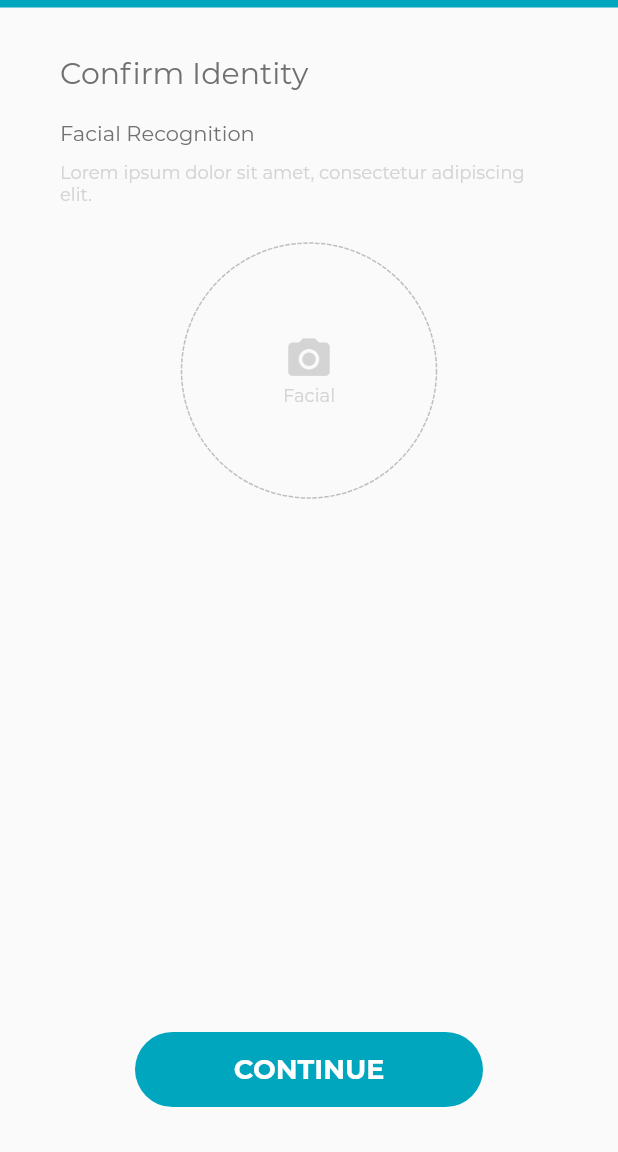
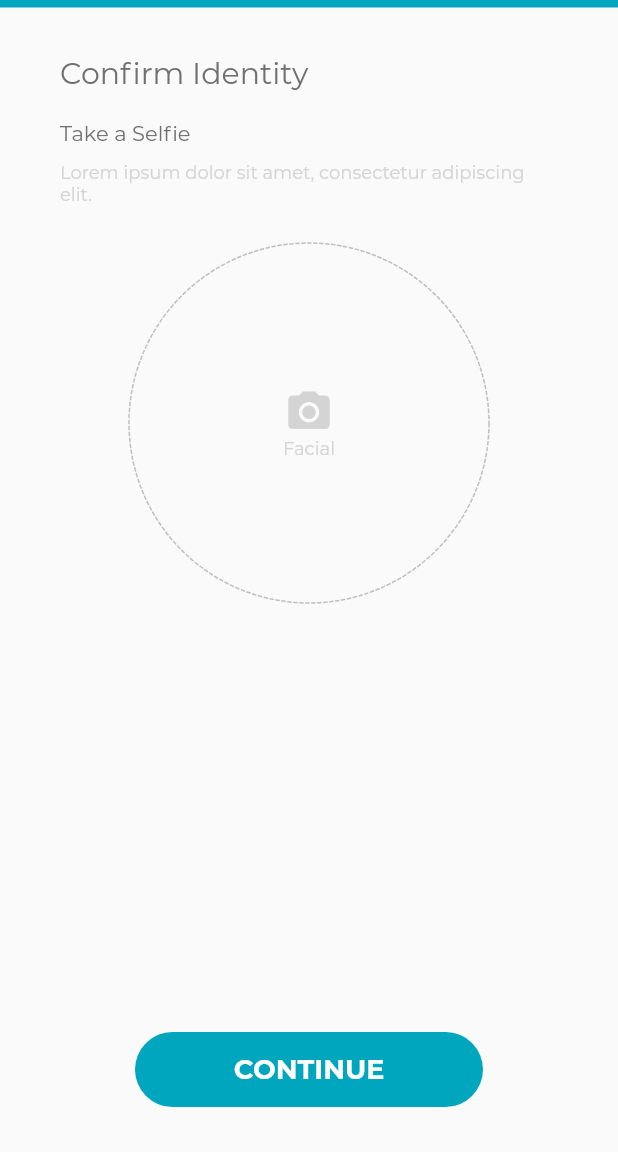
Before and after one commit to a87835546/resiklos, a Flutter app: the KycThirdPage screen opened directly, on a phone screen of 412 x 824 dp, the part 84-1236 px from its top. Run offline on Flutter 3.47's test engine with Material 2 defaults, Android fonts, the phone set to English and light mode, and no system bars; drawn by our look-alikes of dotted_border; our stand-ins replace badges, country_picker, dio, flutter_datetime_picker, flutter_easyloading, flutter_svg and 10 more; missing offline and left inert: adobe_xd, amazon_s3_cognito, flutter_login_facebook, qr_code_scanner; accounts and stored records are empty; network calls fail; project files that could hold a hidden picture were left out.

Commit message:
update:KYC

```diff
--- a/lib/home/home_verify_state_icon.dart
+++ b/lib/home/home_verify_state_icon.dart
@@ -2,6 +2,7 @@ import 'dart:developer';
 
 import 'package:flutter/cupertino.dart';
 import 'package:flutter_svg/svg.dart';
+import 'package:resiklos/utils/app_singleton.dart';
 
 class HomeVerifyStateIcon extends StatelessWidget {
   final int type; // 1 incomplete 3 complete 2 pending
@@ -9,6 +10,7 @@ class HomeVerifyStateIcon extends StatelessWidget {
 
   @override
   Widget build(BuildContext context) {
+    log("state ---->>>> $type   ----->>>${AppSingleton.userInfoModel?.verifiedEmail == true}");
     String name = type == 1
         ? _svg_incomplete
         : (type == 2 ? _svg_pending : _svg_complete);
--- a/lib/home/home_verify_widget.dart
+++ b/lib/home/home_verify_widget.dart
@@ -223,7 +223,9 @@ Widget _widget(BuildContext context) {
         ),
         onTap: () {
           log("verify email");
-          NavigatorUtil.push(context, HomeVerifyEmail());
+          if (AppSingleton.userInfoModel?.verifiedEmail == false) {
+            NavigatorUtil.push(context, const HomeVerifyEmail());
+          }
         },
       ),
       GestureDetector(
--- a/lib/home/kyc/kyc_finished_page.dart
+++ b/lib/home/kyc/kyc_finished_page.dart
@@ -106,7 +106,7 @@ class _KYCFinishedPageState extends State<KYCFinishedPage> {
                             width: 232,
                             height: 50,
                             child: const Text(
-                              "CONTINUE",
+                              "BACK TO HOME",
                               style: TextStyle(
                                   color: Colors.white,
                                   fontWeight: FontWeight.bold,
--- a/lib/home/kyc/kyc_frist_page.dart
+++ b/lib/home/kyc/kyc_frist_page.dart
@@ -4,11 +4,13 @@ import 'package:flutter/material.dart';
 import 'package:country_picker/country_picker.dart';
 import 'package:resiklos/base_class/base_page.dart';
 import 'package:resiklos/home/kyc/kyc_progress_widget.dart';
+import 'package:resiklos/home/kyc/kyc_second_page.dart';
 import 'package:resiklos/home/setting/setting_request.dart';
 import 'package:resiklos/rk_app_bar.dart';
 import 'package:resiklos/utils/color.dart';
 import 'package:country_picker/src/utils.dart';
 import 'package:flutter_datetime_picker/flutter_datetime_picker.dart';
+import 'package:resiklos/utils/navigator_util.dart';
 import 'package:resiklos/utils/toast.dart';
 
 class KycFirstPage extends BaseStatefulWidget {
@@ -107,7 +109,9 @@ class _KycFirstPageState extends BaseStatefulState<KycFirstPage> {
                     }
                     var result = await uploadUserInfo(_date.toString(),
                         _country, firstname, _isMale, lastname, mobile);
-                    if (result == true) {}
+                    if (result == true) {
+                      NavigatorUtil.push(context, const KycSecondPage());
+                    }
                     log("start verify kyc ----->>>>> country:$_country  firstname:$firstname lastname:$lastname birthday:$_date gender:$_isMale mobile:$mobile");
                   },
                 ),
--- a/lib/home/kyc/kyc_third_page.dart
+++ b/lib/home/kyc/kyc_third_page.dart
@@ -5,6 +5,7 @@ import 'package:flutter/material.dart';
 import 'package:flutter/src/widgets/framework.dart';
 import 'package:image_picker/image_picker.dart';
 import 'package:resiklos/base_class/base_page.dart';
+import 'package:resiklos/home/kyc/kyc_finished_page.dart';
 import 'package:resiklos/home/kyc/kyc_progress_widget.dart';
 import 'package:resiklos/home/kyc/kyc_second_two_page.dart';
 import 'package:resiklos/home/setting/setting_request.dart';
@@ -12,6 +13,7 @@ import 'package:resiklos/rk_app_bar.dart';
 import 'package:resiklos/utils/color.dart';
 import 'package:resiklos/utils/navigator_util.dart';
 import 'package:resiklos/utils/request.dart';
+import 'package:resiklos/utils/toast.dart';
 
 /// @author :create by yicen
 /// date: ${DATE}$
@@ -68,7 +70,7 @@ class _KycThirdPageState extends BaseStatefulState<KycThirdPage> {
                 Container(
                   width: double.maxFinite,
                   child: const Text(
-                    "Facial Recognition",
+                    "Take a Selfie",
                     style: TextStyle(color: Color(0xff707070), fontSize: 14),
                   ),
                 ),
@@ -93,11 +95,22 @@ class _KycThirdPageState extends BaseStatefulState<KycThirdPage> {
                     borderType: BorderType.Circle,
                     child: Container(
                       width: 305,
-                      height: 166,
+                      height: 236,
                       child: _image != null
                           ? GestureDetector(
                               child: Container(
-                                child: Image.memory(_image),
+                                width: 236,
+                                height: 236,
+                                decoration: BoxDecoration(
+                                  borderRadius: BorderRadius.all(
+                                      Radius.circular(236 / 2)),
+                                ),
+                                child: CircleAvatar(
+                                  backgroundImage: Image.memory(
+                                    _image,
+                                    color: Colors.yellowAccent,
+                                  ).image,
+                                ),
                               ),
                               onTap: () => readData(0))
                           : GestureDetector(
@@ -105,13 +118,13 @@ class _KycThirdPageState extends BaseStatefulState<KycThirdPage> {
                                 child: Column(
                                   mainAxisAlignment: MainAxisAlignment.center,
                                   children: const [
-                                     Icon(Icons.camera_alt,
+                                    Icon(Icons.camera_alt,
                                         size: 33,
                                         color: Color(
                                           0xffD4D4D4,
                                         )),
                                     Text("Facial",
-                                        style:  TextStyle(
+                                        style: TextStyle(
                                             color: Color(0xffD4D4D4),
                                             fontSize: 12)),
                                   ],
@@ -141,9 +154,10 @@ class _KycThirdPageState extends BaseStatefulState<KycThirdPage> {
                   behavior: HitTestBehavior.translucent,
                   onTap: () async {
                     log("next");
+                    showLoading();
                     var s = await uploadFacial();
-                    if(s == true){
-
+                    if (s == true) {
+                      NavigatorUtil.push(context, KYCFinishedPage());
                     }
                   },
                 ),
@@ -170,7 +184,7 @@ class _KycThirdPageState extends BaseStatefulState<KycThirdPage> {
 
   Future uploadFacial() async {
     var uploadedImageUrl =
-    await upload(_path?.name, _path?.path, UploadType.avatar);
+        await upload(_path?.name, _path?.path, UploadType.avatar);
 
     log("upload image url --->>>>$uploadedImageUrl");
     if (uploadedImageUrl != null) {
--- a/lib/home/setting/setting_request.dart
+++ b/lib/home/setting/setting_request.dart
@@ -94,6 +94,7 @@ Future getEmailOtp() async {
       url: "/user/sendVerifyEmail?email=${AppSingleton.userInfoModel?.email}");
   log("get email otp result ---->>>> $result");
   if (null != result["code"] && result["code"] == 200) {
+    showSuccessLoading(title: "Send OTP success");
     return Future.value(true);
   } else {
     showErrorText(result["message"] ?? "get email otp fail");
@@ -130,6 +131,7 @@ Future uploadUserInfo(
       await HttpManager.post(url: "kyc/modifyUserInfo", params: params);
   log("upload user info result ---->>>> $result");
   if (null != result["code"] && result["code"] == 200) {
+    showSuccessLoading();
     return Future.value(true);
   } else {
     showErrorText(result["message"] ?? "upload user info fail");
--- a/lib/utils/toast.dart
+++ b/lib/utils/toast.dart
@@ -39,9 +39,9 @@ void showLoading() {
   );
 }
 
-void showSuccessLoading() {
+void showSuccessLoading({String? title}) {
   EasyLoading.showSuccess(
-    "success...",
+    title??"success...",
     duration: time,
     maskType: EasyLoadingMaskType.black,
   );
```
